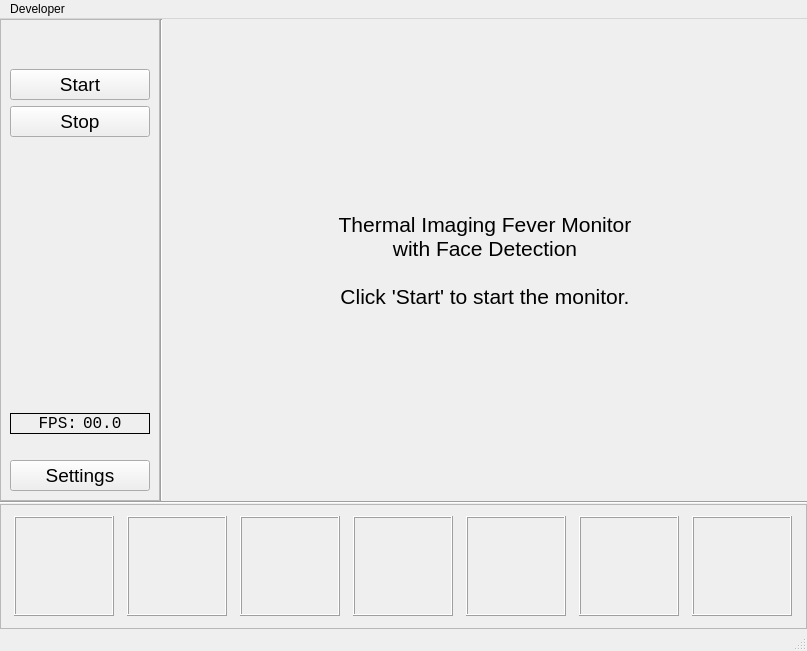
Before: the Qt Designer form qtgui/ui/MainWindow.ui in dev-chip/fever-monitor, drawn with Qt 5.
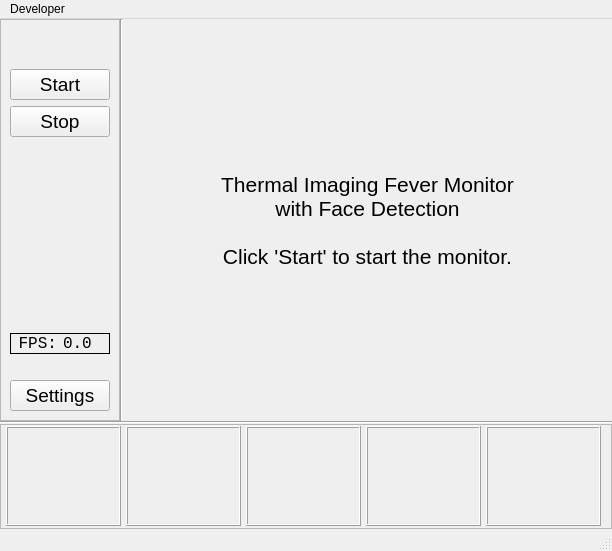
After: the same form once the commit is applied.

The edit to the form file:
```diff
--- a/qtgui/ui/MainWindow.ui
+++ b/qtgui/ui/MainWindow.ui
@@ -6,8 +6,8 @@
    <rect>
     <x>0</x>
     <y>0</y>
-    <width>807</width>
-    <height>651</height>
+    <width>612</width>
+    <height>551</height>
    </rect>
   </property>
   <property name="windowTitle">
@@ -39,7 +39,7 @@
        <widget class="QFrame" name="frame">
         <property name="minimumSize">
          <size>
-          <width>150</width>
+          <width>115</width>
           <height>400</height>
          </size>
         </property>
@@ -76,7 +76,7 @@
            </property>
            <property name="minimumSize">
             <size>
-             <width>140</width>
+             <width>100</width>
              <height>0</height>
             </size>
            </property>
@@ -100,7 +100,7 @@
            </property>
            <property name="minimumSize">
             <size>
-             <width>140</width>
+             <width>100</width>
              <height>0</height>
             </size>
            </property>
@@ -122,13 +122,25 @@
            <property name="sizeHint" stdset="0">
             <size>
              <width>20</width>
-             <height>40</height>
+             <height>20</height>
             </size>
            </property>
           </spacer>
          </item>
          <item>
           <widget class="QFrame" name="frame_fps">
+           <property name="minimumSize">
+            <size>
+             <width>100</width>
+             <height>0</height>
+            </size>
+           </property>
+           <property name="maximumSize">
+            <size>
+             <width>100</width>
+             <height>16777215</height>
+            </size>
+           </property>
            <property name="frameShape">
             <enum>QFrame::Box</enum>
            </property>
@@ -182,7 +194,7 @@
                </font>
               </property>
               <property name="text">
-               <string>00.0</string>
+               <string>0.0</string>
               </property>
               <property name="alignment">
                <set>Qt::AlignLeading|Qt::AlignLeft|Qt::AlignVCenter</set>
@@ -218,7 +230,7 @@
            </property>
            <property name="minimumSize">
             <size>
-             <width>140</width>
+             <width>100</width>
              <height>0</height>
             </size>
            </property>
@@ -252,8 +264,8 @@
         </property>
         <property name="minimumSize">
          <size>
-          <width>640</width>
-          <height>480</height>
+          <width>480</width>
+          <height>360</height>
          </size>
         </property>
         <property name="font">
@@ -286,7 +298,7 @@
       <property name="minimumSize">
        <size>
         <width>300</width>
-        <height>125</height>
+        <height>105</height>
        </size>
       </property>
       <property name="frameShape">
@@ -297,25 +309,25 @@
       </property>
       <layout class="QHBoxLayout" name="horizontalLayout_2">
        <property name="spacing">
-        <number>3</number>
+        <number>0</number>
        </property>
        <property name="leftMargin">
-        <number>3</number>
+        <number>0</number>
        </property>
        <property name="topMargin">
-        <number>3</number>
+        <number>0</number>
        </property>
        <property name="rightMargin">
-        <number>3</number>
+        <number>0</number>
        </property>
        <property name="bottomMargin">
-        <number>3</number>
+        <number>0</number>
        </property>
        <item>
         <widget class="QFrame" name="frame_4">
          <property name="minimumSize">
           <size>
-           <width>100</width>
+           <width>115</width>
            <height>100</height>
           </size>
          </property>
@@ -337,7 +349,7 @@
         <widget class="QFrame" name="frame_6">
          <property name="minimumSize">
           <size>
-           <width>100</width>
+           <width>115</width>
            <height>100</height>
           </size>
          </property>
@@ -359,7 +371,7 @@
         <widget class="QFrame" name="frame_7">
          <property name="minimumSize">
           <size>
-           <width>100</width>
+           <width>115</width>
            <height>100</height>
           </size>
          </property>
@@ -381,7 +393,7 @@
         <widget class="QFrame" name="frame_9">
          <property name="minimumSize">
           <size>
-           <width>100</width>
+           <width>115</width>
            <height>100</height>
           </size>
          </property>
@@ -403,51 +415,7 @@
         <widget class="QFrame" name="frame_8">
          <property name="minimumSize">
           <size>
-           <width>100</width>
-           <height>100</height>
-          </size>
-         </property>
-         <property name="maximumSize">
-          <size>
-           <width>100</width>
-           <height>100</height>
-          </size>
-         </property>
-         <property name="frameShape">
-          <enum>QFrame::Box</enum>
-         </property>
-         <property name="frameShadow">
-          <enum>QFrame::Raised</enum>
-         </property>
-        </widget>
-       </item>
-       <item>
-        <widget class="QFrame" name="frame_5">
-         <property name="minimumSize">
-          <size>
-           <width>100</width>
-           <height>100</height>
-          </size>
-         </property>
-         <property name="maximumSize">
-          <size>
-           <width>100</width>
-           <height>100</height>
-          </size>
-         </property>
-         <property name="frameShape">
-          <enum>QFrame::Box</enum>
-         </property>
-         <property name="frameShadow">
-          <enum>QFrame::Raised</enum>
-         </property>
-        </widget>
-       </item>
-       <item>
-        <widget class="QFrame" name="frame_3">
-         <property name="minimumSize">
-          <size>
-           <width>100</width>
+           <width>115</width>
            <height>100</height>
           </size>
          </property>
@@ -500,7 +468,7 @@
     <rect>
      <x>0</x>
      <y>0</y>
-     <width>807</width>
+     <width>612</width>
      <height>21</height>
     </rect>
    </property>
```
Left out of the diff: 3 changed lines with no effect on the pictures.
